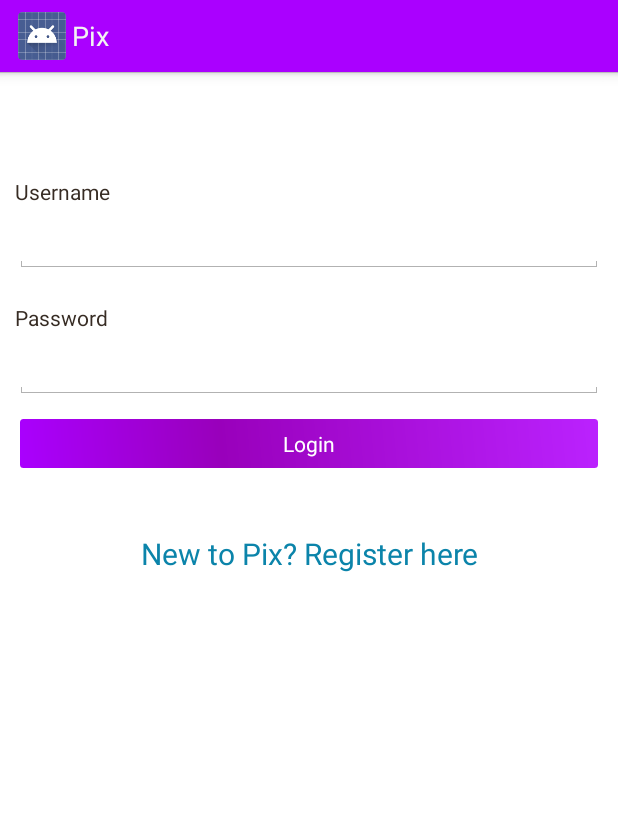
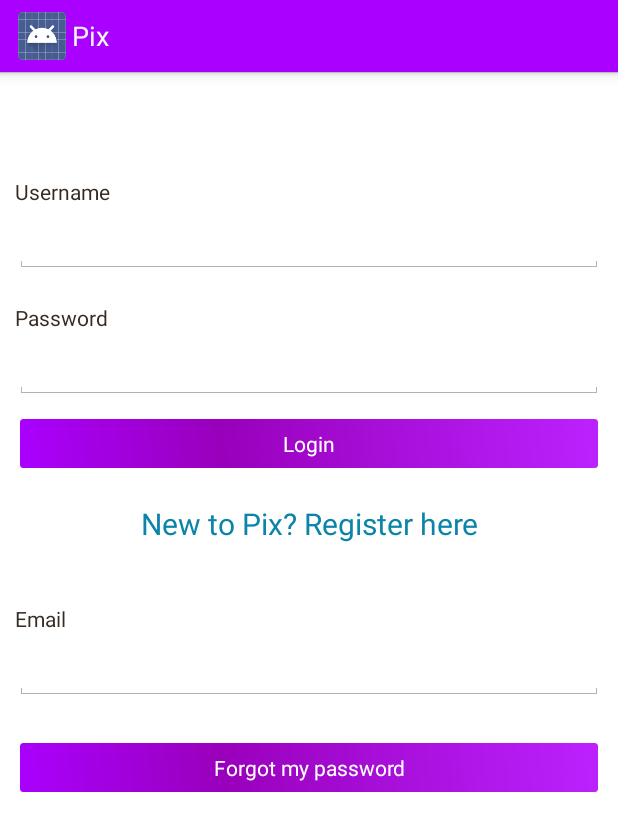
Before and after one commit to ArniVidir92/pic, an Android app: the layout activity_login.xml on its own in the app's theme, with its tools: preview values and no code run, on a phone screen of 412 x 824 dp. Shown: the top 831 px of the screen. Run offline under Robolectric (Android 15) with nearby library versions, the phone set to English and light mode, and no system bars.

Commit message:
Reset password og change password föll o.fl.
líka smá comment

```diff
--- a/Pix/app/src/main/res/layout/activity_login.xml
+++ b/Pix/app/src/main/res/layout/activity_login.xml
@@ -45,12 +45,30 @@ tools:context="com.development.napptime.pix.LoginActivity">
         <TextView android:id="@+id/Register_Link"
             android:layout_width="fill_parent"
             android:layout_height="wrap_content"
-            android:layout_marginTop="40dip"
+            android:layout_marginTop="20dip"
             android:layout_marginBottom="40dip"
             android:text="New to Pix? Register here"
             android:gravity="center"
             android:textSize="20dip"
             android:textColor="#0b84aa"/>
+        <TextView android:layout_width="fill_parent"
+            android:layout_height="wrap_content"
+            android:textColor="#372c24"
+            android:text="Email"/>
+        <EditText android:layout_width="fill_parent"
+            android:layout_height="wrap_content"
+            android:layout_marginTop="5dip"
+            android:inputType="textEmailAddress"
+            android:layout_marginBottom="20dip"
+            android:singleLine="true"
+            android:id = "@+id/email_box"/>
+        <Button android:id="@+id/ForgotPassword"
+            android:layout_width="fill_parent"
+            android:layout_height="wrap_content"
+            android:layout_marginTop="5dip"
+            android:text="Forgot my password"
+            android:gravity="center"
+            android:onClick="ResetPassword"/>
     </LinearLayout>
 </RelativeLayout>
 </ScrollView>
```
Also changed, not shown: Pix/app/src/main/java/com/development/napptime/pix/LoginActivity.java (+28 -0 lines), Pix/app/src/main/java/com/development/napptime/pix/SettingsActivity.java (+34 -0 lines), Pix/app/src/main/java/com/development/napptime/pix/SignupActivity.java (+3 -18 lines), Pix/app/src/main/java/com/development/napptime/pix/Utility.java (+92 -0 lines).
